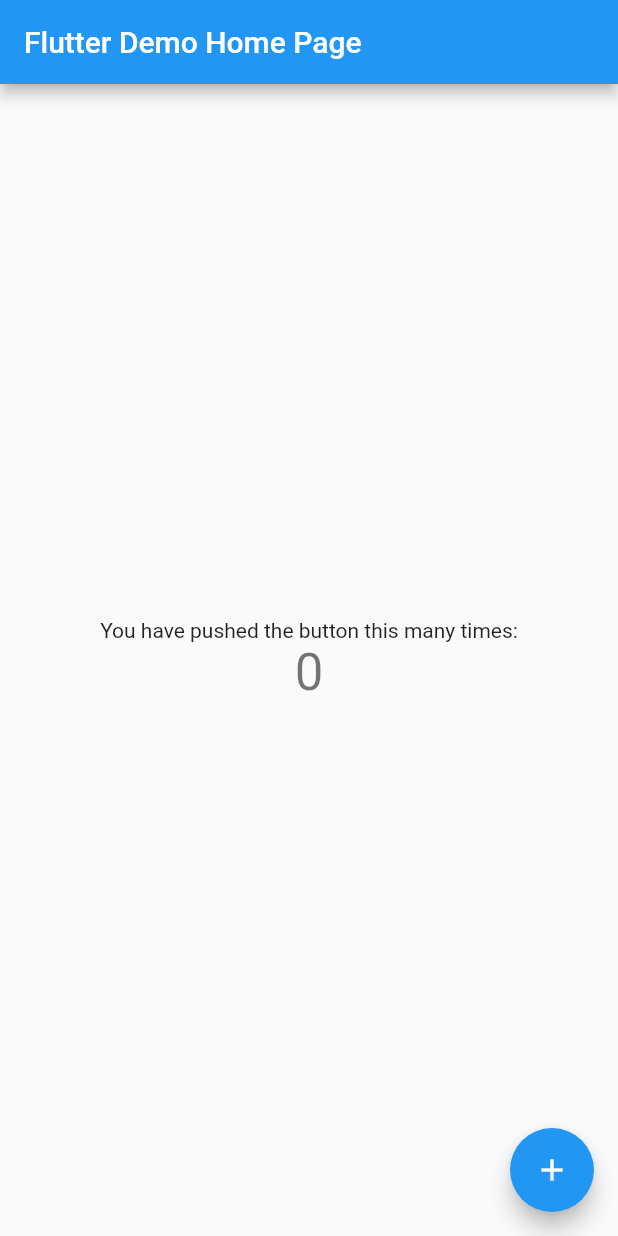
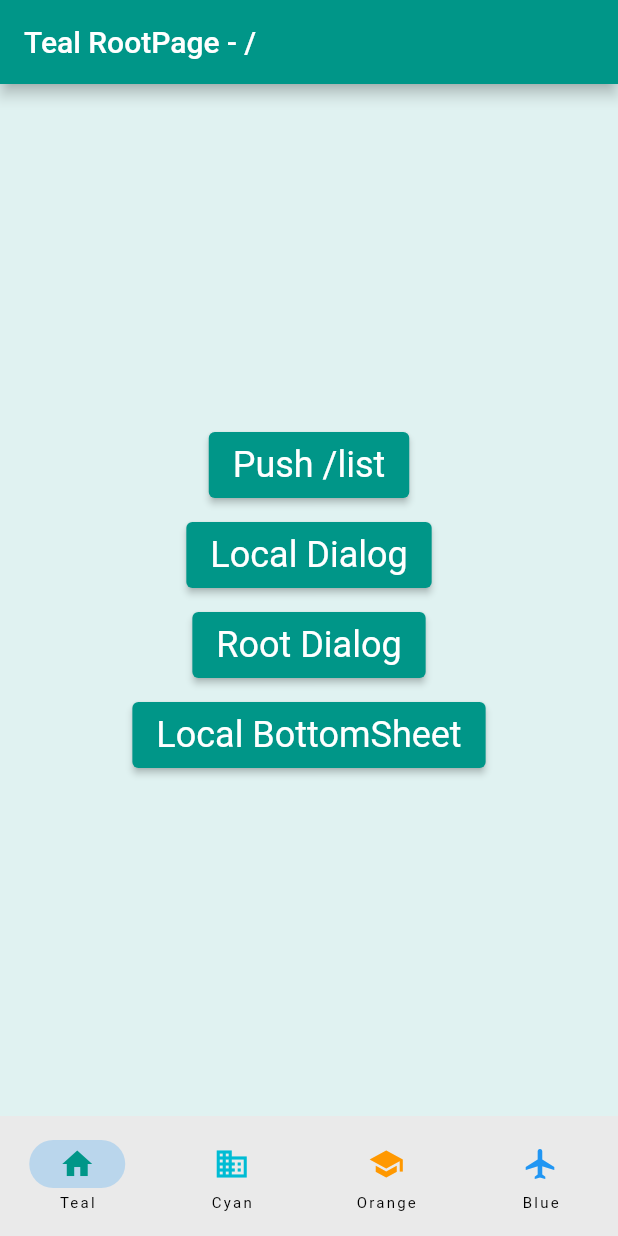
Before and after one commit to SamuelGadiel/navigation_bar_example, a Flutter app: the screen it shows after launch, on a phone screen of 412 x 824 dp. Run offline on Flutter 3.47's test engine with Material 2 defaults, Android fonts, the phone set to English and light mode, and no system bars.

Commit message:
create navigator bar structure

```diff
--- /dev/null
+++ b/lib/app/app.dart
@@ -0,0 +1,116 @@
+import 'package:flutter/material.dart';
+
+import 'destination_view.dart';
+import 'entities/destination.dart';
+
+class App extends StatefulWidget {
+  const App({super.key});
+
+  @override
+  State<App> createState() => _AppState();
+}
+
+class _AppState extends State<App> with TickerProviderStateMixin<App> {
+  static const List<Destination> allDestinations = <Destination>[
+    Destination(0, 'Teal', Icons.home, Colors.teal),
+    Destination(1, 'Cyan', Icons.business, Colors.cyan),
+    Destination(2, 'Orange', Icons.school, Colors.orange),
+    Destination(3, 'Blue', Icons.flight, Colors.blue),
+  ];
+
+  late final List<GlobalKey<NavigatorState>> navigatorKeys;
+  late final List<GlobalKey> destinationKeys;
+  late final List<AnimationController> destinationFaders;
+  late final List<Widget> destinationViews;
+  int selectedIndex = 0;
+
+  AnimationController buildFaderController() {
+    final AnimationController controller = AnimationController(vsync: this, duration: const Duration(milliseconds: 900));
+
+    controller.addStatusListener((status) {
+      if (status == AnimationStatus.dismissed) {
+        setState(() {}); // Rebuild unselected destinations offstage.
+      }
+    });
+    return controller;
+  }
+
+  @override
+  void initState() {
+    super.initState();
+
+    navigatorKeys = List<GlobalKey<NavigatorState>>.generate(allDestinations.length, (index) => GlobalKey()).toList();
+    destinationFaders = List<AnimationController>.generate(allDestinations.length, (index) => buildFaderController()).toList();
+
+    destinationFaders[selectedIndex].value = 1.0;
+
+    destinationViews = allDestinations.map((destination) {
+      return FadeTransition(
+          opacity: destinationFaders[destination.index].drive(CurveTween(curve: Curves.fastOutSlowIn)),
+          child: DestinationView(
+            destination: destination,
+            navigatorKey: navigatorKeys[destination.index],
+          ));
+    }).toList();
+  }
+
+  @override
+  void dispose() {
+    for (final AnimationController controller in destinationFaders) {
+      controller.dispose();
+    }
+    super.dispose();
+  }
+
+  @override
+  Widget build(BuildContext context) {
+    return WillPopScope(
+      onWillPop: () async {
+        final NavigatorState navigator = navigatorKeys[selectedIndex].currentState!;
+        if (!navigator.canPop()) {
+          return true;
+        }
+        navigator.pop();
+        return false;
+      },
+      child: Scaffold(
+        body: SafeArea(
+          top: false,
+          child: Stack(
+            fit: StackFit.expand,
+            children: allDestinations.map((destination) {
+              final int index = destination.index;
+
+              final Widget view = destinationViews[index];
+
+              if (index == selectedIndex) {
+                destinationFaders[index].forward();
+                return Offstage(offstage: false, child: view);
+              } else {
+                destinationFaders[index].reverse();
+                if (destinationFaders[index].isAnimating) {
+                  return IgnorePointer(child: view);
+                }
+                return Offstage(child: view);
+              }
+            }).toList(),
+          ),
+        ),
+        bottomNavigationBar: NavigationBar(
+          selectedIndex: selectedIndex,
+          onDestinationSelected: (index) {
+            setState(() {
+              selectedIndex = index;
+            });
+          },
+          destinations: allDestinations.map((destination) {
+            return NavigationDestination(
+              icon: Icon(destination.icon, color: destination.color),
+              label: destination.title,
+            );
+          }).toList(),
+        ),
+      ),
+    );
+  }
+}
--- /dev/null
+++ b/lib/app/destination_view.dart
@@ -0,0 +1,42 @@
+import 'package:flutter/material.dart';
+import 'package:navigation_bar_example/app/root_page.dart';
+import 'package:navigation_bar_example/app/sub_pages/text_page.dart';
+
+import 'entities/destination.dart';
+import 'sub_pages/list_page.dart';
+
+class DestinationView extends StatefulWidget {
+  const DestinationView({required this.destination, required this.navigatorKey, super.key});
+
+  final Destination destination;
+  final Key navigatorKey;
+
+  @override
+  State<DestinationView> createState() => _DestinationViewState();
+}
+
+class _DestinationViewState extends State<DestinationView> {
+  @override
+  Widget build(BuildContext context) {
+    return Navigator(
+      key: widget.navigatorKey,
+      onGenerateRoute: (settings) {
+        return MaterialPageRoute<void>(
+          settings: settings,
+          builder: (context) {
+            switch (settings.name) {
+              case '/':
+                return RootPage(destination: widget.destination);
+              case '/list':
+                return ListPage(destination: widget.destination);
+              case '/text':
+                return TextPage(destination: widget.destination);
+            }
+            assert(false, 'has no route to navigate');
+            return const SizedBox();
+          },
+        );
+      },
+    );
+  }
+}
--- /dev/null
+++ b/lib/app/entities/destination.dart
@@ -0,0 +1,10 @@
+import 'package:flutter/material.dart';
+
+class Destination {
+  final int index;
+  final String title;
+  final IconData icon;
+  final MaterialColor color;
+
+  const Destination(this.index, this.title, this.icon, this.color);
+}
--- /dev/null
+++ b/lib/app/root_page.dart
@@ -0,0 +1,104 @@
+import 'package:flutter/material.dart';
+
+import 'entities/destination.dart';
+
+class RootPage extends StatelessWidget {
+  const RootPage({required this.destination, super.key});
+
+  final Destination destination;
+
+  Widget _buildDialog(BuildContext context) {
+    return AlertDialog(
+      title: Text('${destination.title} AlertDialog'),
+      actions: <Widget>[
+        TextButton(
+          onPressed: () {
+            Navigator.pop(context);
+          },
+          child: const Text('OK'),
+        ),
+      ],
+    );
+  }
+
+  @override
+  Widget build(BuildContext context) {
+    final ButtonStyle buttonStyle = ElevatedButton.styleFrom(
+      backgroundColor: destination.color,
+      visualDensity: VisualDensity.comfortable,
+      padding: const EdgeInsets.symmetric(vertical: 12, horizontal: 16),
+      textStyle: Theme.of(context).textTheme.headlineSmall!,
+    );
+
+    return Scaffold(
+      appBar: AppBar(
+        title: Text('${destination.title} RootPage - /'),
+        backgroundColor: destination.color,
+      ),
+      backgroundColor: destination.color[50],
+      body: Center(
+        child: Column(
+          mainAxisSize: MainAxisSize.min,
+          children: <Widget>[
+            ElevatedButton(
+              style: buttonStyle,
+              onPressed: () => Navigator.pushNamed(context, '/list'),
+              child: const Text('Push /list'),
+            ),
+            const SizedBox(height: 16),
+            ElevatedButton(
+              style: buttonStyle,
+              onPressed: () {
+                showDialog(
+                  context: context,
+                  useRootNavigator: false,
+                  builder: _buildDialog,
+                );
+              },
+              child: const Text('Local Dialog'),
+            ),
+            const SizedBox(height: 16),
+            ElevatedButton(
+              style: buttonStyle,
+              onPressed: () {
+                showDialog(
+                  context: context,
+                  useRootNavigator: true,
+                  builder: _buildDialog,
+                );
+              },
+              child: const Text('Root Dialog'),
+            ),
+            const SizedBox(height: 16),
+            Builder(
+              builder: (context) {
+                return ElevatedButton(
+                  style: buttonStyle,
+                  onPressed: () {
+                    showBottomSheet(
+                      context: context,
+                      builder: (context) {
+                        return Container(
+                          padding: const EdgeInsets.all(16),
+                          width: double.infinity,
+                          child: Text(
+                            '${destination.title} BottomSheet\n'
+                            'Tap the back button to dismiss',
+                            style: Theme.of(context).textTheme.headlineSmall!,
+                            softWrap: true,
+                            textAlign: TextAlign.center,
+                          ),
+                        );
+                      },
+                    );
+                  },
+                  child: const Text('Local BottomSheet'),
+                );
+              },
+            ),
+          ],
+        ),
+      ),
+    );
+  }
+}
--- a/lib/main.dart
+++ b/lib/main.dart
@@ -1,115 +1,7 @@
 import 'package:flutter/material.dart';
 
+import 'app/app.dart';
+
 void main() {
-  runApp(const MyApp());
+  runApp(const MaterialApp(home: App()));
 }
-
-class MyApp extends StatelessWidget {
-  const MyApp({super.key});
-
-  // This widget is the root of your application.
-  @override
-  Widget build(BuildContext context) {
-    return MaterialApp(
-      title: 'Flutter Demo',
-      theme: ThemeData(
-        // This is the theme of your application.
-        //
-        // Try running your application with "flutter run". You'll see the
-        // application has a blue toolbar. Then, without quitting the app, try
-        // changing the primarySwatch below to Colors.green and then invoke
-        // "hot reload" (press "r" in the console where you ran "flutter run",
-        // or simply save your changes to "hot reload" in a Flutter IDE).
-        // Notice that the counter didn't reset back to zero; the application
-        // is not restarted.
-        primarySwatch: Colors.blue,
-      ),
-      home: const MyHomePage(title: 'Flutter Demo Home Page'),
-    );
-  }
-}
-
-class MyHomePage extends StatefulWidget {
-  const MyHomePage({super.key, required this.title});
-
-  // This widget is the home page of your application. It is stateful, meaning
-  // that it has a State object (defined below) that contains fields that affect
-  // how it looks.
-
-  // This class is the configuration for the state. It holds the values (in this
-  // case the title) provided by the parent (in this case the App widget) and
-  // used by the build method of the State. Fields in a Widget subclass are
-  // always marked "final".
-
-  final String title;
-
-  @override
-  State<MyHomePage> createState() => _MyHomePageState();
-}
-
-class _MyHomePageState extends State<MyHomePage> {
-  int _counter = 0;
-
-  void _incrementCounter() {
-    setState(() {
-      // This call to setState tells the Flutter framework that something has
-      // changed in this State, which causes it to rerun the build method below
-      // so that the display can reflect the updated values. If we changed
-      // _counter without calling setState(), then the build method would not be
-      // called again, and so nothing would appear to happen.
-      _counter++;
-    });
-  }
-
-  @override
-  Widget build(BuildContext context) {
-    // This method is rerun every time setState is called, for instance as done
-    // by the _incrementCounter method above.
-    //
-    // The Flutter framework has been optimized to make rerunning build methods
-    // fast, so that you can just rebuild anything that needs updating rather
-    // than having to individually change instances of widgets.
-    return Scaffold(
-      appBar: AppBar(
-        // Here we take the value from the MyHomePage object that was created by
-        // the App.build method, and use it to set our appbar title.
-        title: Text(widget.title),
-      ),
-      body: Center(
-        // Center is a layout widget. It takes a single child and positions it
-        // in the middle of the parent.
-        child: Column(
-          // Column is also a layout widget. It takes a list of children and
-          // arranges them vertically. By default, it sizes itself to fit its
-          // children horizontally, and tries to be as tall as its parent.
-          //
-          // Invoke "debug painting" (press "p" in the console, choose the
-          // "Toggle Debug Paint" action from the Flutter Inspector in Android
-          // Studio, or the "Toggle Debug Paint" command in Visual Studio Code)
-          // to see the wireframe for each widget.
-          //
-          // Column has various properties to control how it sizes itself and
-          // how it positions its children. Here we use mainAxisAlignment to
-          // center the children vertically; the main axis here is the vertical
-          // axis because Columns are vertical (the cross axis would be
-          // horizontal).
-          mainAxisAlignment: MainAxisAlignment.center,
-          children: <Widget>[
-            const Text(
-              'You have pushed the button this many times:',
-            ),
-            Text(
-              '$_counter',
-              style: Theme.of(context).textTheme.headlineMedium,
-            ),
-          ],
-        ),
-      ),
-      floatingActionButton: FloatingActionButton(
-        onPressed: _incrementCounter,
-        tooltip: 'Increment',
-        child: const Icon(Icons.add),
-      ), // This trailing comma makes auto-formatting nicer for build methods.
-    );
-  }
-}
```
Also changed, not shown: lib/app/sub_pages/list_page.dart (added, +45 -0 lines), lib/app/sub_pages/text_page.dart (added, +58 -0 lines).
